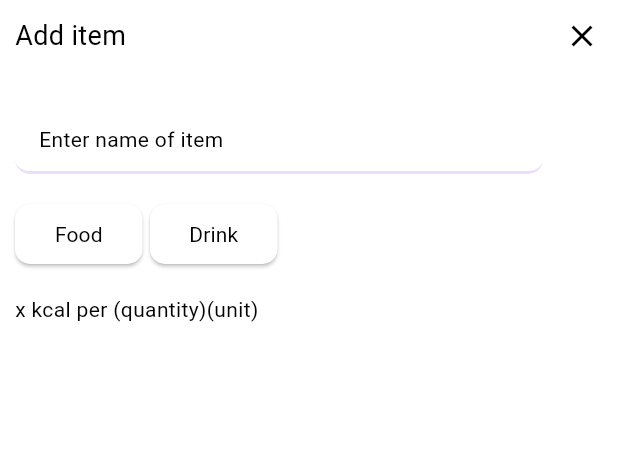
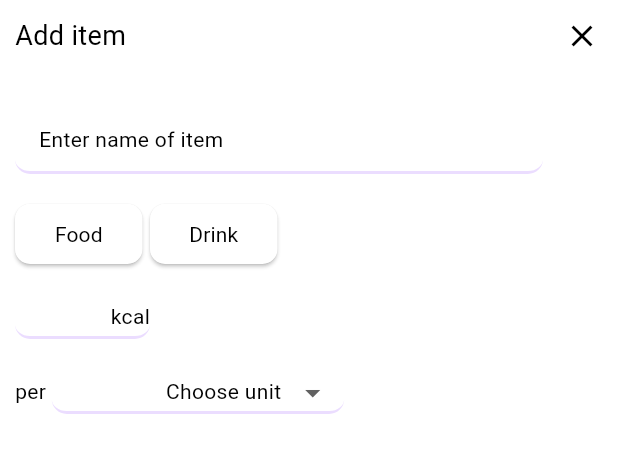
Before and after one commit to smstone0/Caloric, a Flutter app: the InputCard widget shown alone on an empty page, opened directly with empty values, on a phone screen of 412 x 824 dp. Shown: the top 453 px of the screen. Run offline on Flutter 3.47's test engine with Material 2 defaults, Android fonts, the phone set to English and light mode, and no system bars; our stand-ins replace sqflite; accounts and stored records are empty.

Commit message:
Add energy, quantity and unit input fields

```diff
--- a/lib/pages/nutrition_input_page.dart
+++ b/lib/pages/nutrition_input_page.dart
@@ -88,10 +88,135 @@ class InputCard extends StatelessWidget {
           Padding(
             padding: const EdgeInsets.only(bottom: 20),
             child: Row(
-              children: [Text("x $energy per (quantity)(unit)")],
+              children: [
+                //Energy
+                SizedBox(
+                  width: 90,
+                  height: 30,
+                  child: TextField(
+                    cursorColor: Colors.black,
+                    decoration: InputDecoration(
+                      filled: true,
+                      suffixIcon: Text(energy),
+                      suffixIconConstraints:
+                          const BoxConstraints(minWidth: 0, minHeight: 0),
+                      enabledBorder: UnderlineInputBorder(
+                        borderRadius: BorderRadius.circular(10),
+                        borderSide: BorderSide(
+                          width: 2,
+                          color: Theme.of(context).primaryColor,
+                        ),
+                      ),
+                      focusedBorder: UnderlineInputBorder(
+                        borderRadius: BorderRadius.circular(10),
+                        borderSide: BorderSide(
+                          width: 4,
+                          color: Theme.of(context).primaryColor,
+                        ),
+                      ),
+                    ),
+                    onSubmitted: (value) {},
+                  ),
+                ),
+              ],
             ),
-          )
+          ),
+          Row(
+            children: [
+              const Text("per "),
+              //Quantity
+              SizedBox(
+                width: 195,
+                height: 30,
+                child: TextField(
+                  cursorColor: Colors.black,
+                  decoration: InputDecoration(
+                    filled: true,
+                    //Unit
+                    suffixIcon: const NutInputDropdown(),
+                    enabledBorder: UnderlineInputBorder(
+                      borderRadius: BorderRadius.circular(10),
+                      borderSide: BorderSide(
+                        width: 2,
+                        color: Theme.of(context).primaryColor,
+                      ),
+                    ),
+                    focusedBorder: UnderlineInputBorder(
+                      borderRadius: BorderRadius.circular(10),
+                      borderSide: BorderSide(
+                        width: 4,
+                        color: Theme.of(context).primaryColor,
+                      ),
+                    ),
+                  ),
+                  onSubmitted: (value) {},
+                ),
+              ),
+            ],
+          ),
         ],
+      ),
+    );
+  }
+}
+
+class NutInputDropdown extends StatefulWidget {
+  const NutInputDropdown({super.key});
+
+  @override
+  State<NutInputDropdown> createState() => _NutInputDropdownState();
+}
+
+class _NutInputDropdownState extends State<NutInputDropdown> {
+  String display = 'Choose unit';
+
+  @override
+  Widget build(BuildContext context) {
+    List<String> list = ['g', 'ml', 'custom'];
+
+    return Card(
+      color: Colors.white,
+      elevation: 0,
+      child: Padding(
+        padding: const EdgeInsets.fromLTRB(5, 0, 5, 0),
+        child: SizedBox(
+          width: 110,
+          child: DropdownButtonHideUnderline(
+            child: DropdownButton(
+              selectedItemBuilder: (BuildContext context) {
+                return list.map<Widget>((String item) {
+                  return Center(
+                    child: Text(
+                      display,
+                      style: const TextStyle(
+                        color: Colors.black,
+                      ),
+                    ),
+                  );
+                }).toList();
+              },
+              items: list.map<DropdownMenuItem<String>>((String value) {
+                return DropdownMenuItem<String>(
+                    value: value,
+                    child: Text(value,
+                        style: TextStyle(
+                            color: Theme.of(context)
+                                        .primaryColor
+                                        .computeLuminance() >=
+                                    0.5
+                                ? Colors.black
+                                : Colors.white)));
+              }).toList(),
+              value: list.first,
+              style: DefaultTextStyle.of(context).style,
+              dropdownColor: Theme.of(context).primaryColor,
+              onChanged: (String? value) {
+                setState(() {});
+                display = value!;
+              },
+            ),
+          ),
+        ),
       ),
     );
   }
```
